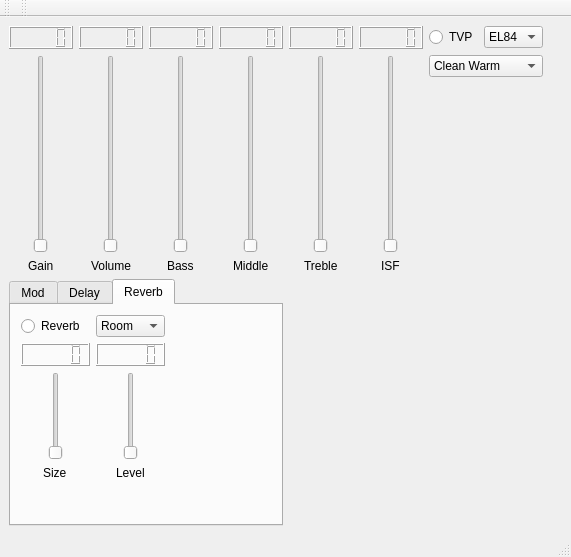
The window that outsider.ui (jonathanunderwood/outsider) describes before a commit, drawn with Qt 5.
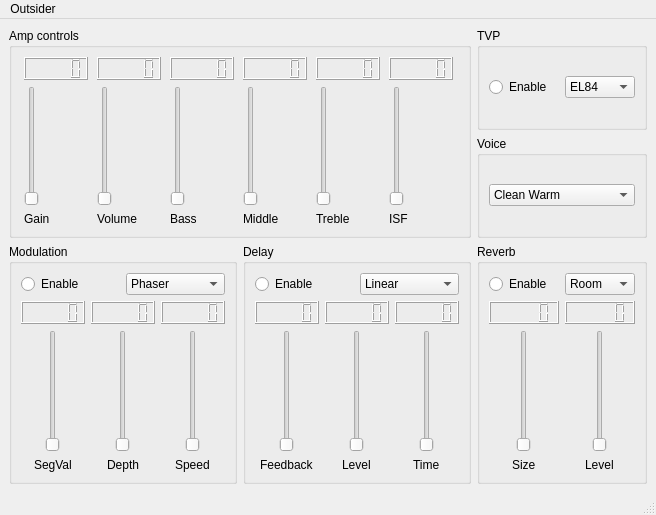
The same window after the commit. The open tabs and pages were chosen to show the change.

Commit message: Re-lauout UI.No longer use tabs for effects, or worry about focus

Patch:
```diff
--- a/outsider.ui
+++ b/outsider.ui
@@ -6,38 +6,346 @@
    <rect>
     <x>0</x>
     <y>0</y>
-    <width>571</width>
-    <height>557</height>
+    <width>656</width>
+    <height>515</height>
    </rect>
   </property>
   <property name="windowTitle">
    <string>MainWindow</string>
   </property>
   <widget class="QWidget" name="centralwidget">
-   <layout class="QGridLayout" name="gridLayout_8">
+   <layout class="QGridLayout" name="gridLayout_10">
+    <item row="0" column="0" rowspan="2" colspan="2">
+     <widget class="QGroupBox" name="groupBox">
+      <property name="title">
+       <string>Amp controls</string>
+      </property>
+      <layout class="QGridLayout" name="gridLayout_7">
+       <item row="0" column="0">
+        <widget class="QLCDNumber" name="gainLcdNumber">
+         <property name="maximumSize">
+          <size>
+           <width>16777215</width>
+           <height>16777215</height>
+          </size>
+         </property>
+        </widget>
+       </item>
+       <item row="0" column="1">
+        <widget class="QLCDNumber" name="volumeLcdNumber">
+         <property name="maximumSize">
+          <size>
+           <width>16777215</width>
+           <height>16777215</height>
+          </size>
+         </property>
+        </widget>
+       </item>
+       <item row="0" column="2">
+        <widget class="QLCDNumber" name="bassLcdNumber">
+         <property name="maximumSize">
+          <size>
+           <width>16777215</width>
+           <height>16777215</height>
+          </size>
+         </property>
+        </widget>
+       </item>
+       <item row="0" column="3">
+        <widget class="QLCDNumber" name="middleLcdNumber">
+         <property name="maximumSize">
+          <size>
+           <width>16777215</width>
+           <height>16777215</height>
+          </size>
+         </property>
+        </widget>
+       </item>
+       <item row="0" column="4">
+        <widget class="QLCDNumber" name="trebleLcdNumber">
+         <property name="maximumSize">
+          <size>
+           <width>16777215</width>
+           <height>16777215</height>
+          </size>
+         </property>
+        </widget>
+       </item>
+       <item row="0" column="5">
+        <widget class="QLCDNumber" name="isfLcdNumber">
+         <property name="maximumSize">
+          <size>
+           <width>16777215</width>
+           <height>16777215</height>
+          </size>
+         </property>
+        </widget>
+       </item>
     <item row="1" column="0">
-     <widget class="QTabWidget" name="effectsTabWidget">
+        <widget class="QSlider" name="gainSlider">
+         <property name="minimumSize">
+          <size>
+           <width>0</width>
+           <height>120</height>
+          </size>
+         </property>
+         <property name="maximum">
+          <number>127</number>
+         </property>
+         <property name="orientation">
+          <enum>Qt::Vertical</enum>
+         </property>
+        </widget>
+       </item>
+       <item row="1" column="1">
+        <widget class="QSlider" name="volumeSlider">
+         <property name="minimumSize">
+          <size>
+           <width>0</width>
+           <height>120</height>
+          </size>
+         </property>
+         <property name="maximum">
+          <number>127</number>
+         </property>
+         <property name="orientation">
+          <enum>Qt::Vertical</enum>
+         </property>
+        </widget>
+       </item>
+       <item row="1" column="2">
+        <widget class="QSlider" name="bassSlider">
+         <property name="minimumSize">
+          <size>
+           <width>0</width>
+           <height>120</height>
+          </size>
+         </property>
+         <property name="maximum">
+          <number>127</number>
+         </property>
+         <property name="orientation">
+          <enum>Qt::Vertical</enum>
+         </property>
+        </widget>
+       </item>
+       <item row="1" column="3">
+        <widget class="QSlider" name="middleSlider">
+         <property name="minimumSize">
+          <size>
+           <width>0</width>
+           <height>120</height>
+          </size>
+         </property>
+         <property name="maximum">
+          <number>127</number>
+         </property>
+         <property name="orientation">
+          <enum>Qt::Vertical</enum>
+         </property>
+        </widget>
+       </item>
+       <item row="1" column="4">
+        <widget class="QSlider" name="trebleSlider">
+         <property name="minimumSize">
+          <size>
+           <width>0</width>
+           <height>120</height>
+          </size>
+         </property>
+         <property name="maximum">
+          <number>127</number>
+         </property>
+         <property name="orientation">
+          <enum>Qt::Vertical</enum>
+         </property>
+        </widget>
+       </item>
+       <item row="1" column="5">
+        <widget class="QSlider" name="isfSlider">
+         <property name="minimumSize">
+          <size>
+           <width>0</width>
+           <height>120</height>
+          </size>
+         </property>
+         <property name="maximum">
+          <number>127</number>
+         </property>
+         <property name="orientation">
+          <enum>Qt::Vertical</enum>
+         </property>
+        </widget>
+       </item>
+       <item row="2" column="0">
+        <widget class="QLabel" name="label_2">
+         <property name="text">
+          <string>Gain</string>
+         </property>
+        </widget>
+       </item>
+       <item row="2" column="1">
+        <widget class="QLabel" name="label">
+         <property name="text">
+          <string>Volume</string>
+         </property>
+        </widget>
+       </item>
+       <item row="2" column="2">
+        <widget class="QLabel" name="label_3">
+         <property name="text">
+          <string>Bass</string>
+         </property>
+        </widget>
+       </item>
+       <item row="2" column="3">
+        <widget class="QLabel" name="label_4">
+         <property name="text">
+          <string>Middle</string>
+         </property>
+        </widget>
+       </item>
+       <item row="2" column="4">
+        <widget class="QLabel" name="label_6">
+         <property name="text">
+          <string>Treble</string>
+         </property>
+        </widget>
+       </item>
+       <item row="2" column="5">
+        <widget class="QLabel" name="label_7">
+         <property name="text">
+          <string>ISF</string>
+         </property>
+        </widget>
+       </item>
+      </layout>
+      <zorder>gainLcdNumber</zorder>
+      <zorder>label_6</zorder>
+      <zorder>volumeSlider</zorder>
+      <zorder>label_7</zorder>
+      <zorder>volumeLcdNumber</zorder>
+      <zorder>bassSlider</zorder>
+      <zorder>trebleLcdNumber</zorder>
+      <zorder>label_3</zorder>
+      <zorder>gainSlider</zorder>
+      <zorder>isfLcdNumber</zorder>
+      <zorder>middleSlider</zorder>
+      <zorder>trebleSlider</zorder>
+      <zorder>bassLcdNumber</zorder>
+      <zorder>isfSlider</zorder>
+      <zorder>middleLcdNumber</zorder>
+      <zorder>label_4</zorder>
+      <zorder>label</zorder>
+      <zorder>label_2</zorder>
+     </widget>
+    </item>
+    <item row="0" column="2">
+     <widget class="QGroupBox" name="groupBox_6">
+      <property name="title">
+       <string>TVP</string>
+      </property>
+      <layout class="QGridLayout" name="gridLayout_9">
+       <item row="0" column="0">
+        <widget class="QRadioButton" name="TVPRadioButton">
+         <property name="text">
+          <string>Enable</string>
+         </property>
+        </widget>
+       </item>
+       <item row="0" column="1">
+        <widget class="QComboBox" name="TVPComboBox">
       <property name="currentIndex">
        <number>0</number>
       </property>
-      <widget class="QWidget" name="tab">
-       <attribute name="title">
-        <string>Mod</string>
-       </attribute>
-       <widget class="QWidget" name="layoutWidget">
-        <property name="geometry">
-         <rect>
-          <x>10</x>
-          <y>10</y>
-          <width>208</width>
-          <height>165</height>
-         </rect>
+         <item>
+          <property name="text">
+           <string>EL84</string>
+          </property>
+         </item>
+         <item>
+          <property name="text">
+           <string>6V6</string>
+          </property>
+         </item>
+         <item>
+          <property name="text">
+           <string>EL34</string>
+          </property>
+         </item>
+         <item>
+          <property name="text">
+           <string>KT66</string>
+          </property>
+         </item>
+         <item>
+          <property name="text">
+           <string>6L6</string>
+          </property>
+         </item>
+         <item>
+          <property name="text">
+           <string>KT88</string>
+          </property>
+         </item>
+        </widget>
+       </item>
+      </layout>
+     </widget>
+    </item>
+    <item row="1" column="2">
+     <widget class="QGroupBox" name="groupBox_5">
+      <property name="title">
+       <string>Voice</string>
+      </property>
+      <layout class="QGridLayout" name="gridLayout_8">
+       <item row="0" column="0">
+        <widget class="QComboBox" name="voiceComboBox">
+         <item>
+          <property name="text">
+           <string>Clean Warm</string>
+          </property>
+         </item>
+         <item>
+          <property name="text">
+           <string>Clean Bright</string>
+          </property>
+         </item>
+         <item>
+          <property name="text">
+           <string>Crunch</string>
+          </property>
+         </item>
+         <item>
+          <property name="text">
+           <string>Super Crunch</string>
+          </property>
+         </item>
+         <item>
+          <property name="text">
+           <string>OD1</string>
+          </property>
+         </item>
+         <item>
+          <property name="text">
+           <string>OD2</string>
+          </property>
+         </item>
+        </widget>
+       </item>
+      </layout>
+     </widget>
+    </item>
+    <item row="2" column="0">
+     <widget class="QGroupBox" name="groupBox_2">
+      <property name="title">
+       <string>Modulation</string>
         </property>
         <layout class="QGridLayout" name="gridLayout_2">
          <item row="0" column="0">
           <widget class="QRadioButton" name="modRadioButton">
            <property name="text">
-            <string>Modulation</string>
+          <string>Enable</string>
            </property>
           </widget>
          </item>
@@ -69,6 +377,12 @@
           <layout class="QGridLayout" name="gridLayout">
            <item row="1" column="0" alignment="Qt::AlignHCenter">
             <widget class="QSlider" name="modSegValSlider">
+           <property name="minimumSize">
+            <size>
+             <width>0</width>
+             <height>120</height>
+            </size>
+           </property>
              <property name="maximum">
               <number>31</number>
              </property>
@@ -102,6 +416,12 @@
            </item>
            <item row="1" column="2" alignment="Qt::AlignHCenter">
             <widget class="QSlider" name="modSpeedSlider">
+           <property name="minimumSize">
+            <size>
+             <width>0</width>
+             <height>120</height>
+            </size>
+           </property>
              <property name="maximum">
               <number>127</number>
              </property>
@@ -112,6 +432,12 @@
            </item>
            <item row="1" column="1" alignment="Qt::AlignHCenter">
             <widget class="QSlider" name="modLevelSlider">
+           <property name="minimumSize">
+            <size>
+             <width>0</width>
+             <height>120</height>
+            </size>
+           </property>
              <property name="maximum">
               <number>127</number>
              </property>
@@ -161,25 +487,17 @@
          </item>
         </layout>
        </widget>
-      </widget>
-      <widget class="QWidget" name="tab_2">
-       <attribute name="title">
+    </item>
+    <item row="2" column="1">
+     <widget class="QGroupBox" name="groupBox_3">
+      <property name="title">
         <string>Delay</string>
-       </attribute>
-       <widget class="QWidget" name="layoutWidget">
-        <property name="geometry">
-         <rect>
-          <x>10</x>
-          <y>10</y>
-          <width>208</width>
-          <height>165</height>
-         </rect>
         </property>
         <layout class="QGridLayout" name="gridLayout_4">
          <item row="0" column="0">
           <widget class="QRadioButton" name="delayRadioButton">
            <property name="text">
-            <string>Delay</string>
+          <string>Enable</string>
            </property>
           </widget>
          </item>
@@ -241,6 +559,12 @@
            </item>
            <item row="1" column="0" alignment="Qt::AlignHCenter">
             <widget class="QSlider" name="delayFeedbackSlider">
+           <property name="minimumSize">
+            <size>
+             <width>0</width>
+             <height>120</height>
+            </size>
+           </property>
              <property name="maximum">
               <number>31</number>
              </property>
@@ -251,6 +575,12 @@
            </item>
            <item row="1" column="1" alignment="Qt::AlignHCenter">
             <widget class="QSlider" name="delayLevelSlider">
+           <property name="minimumSize">
+            <size>
+             <width>0</width>
+             <height>120</height>
+            </size>
+           </property>
              <property name="maximum">
               <number>127</number>
              </property>
@@ -297,25 +627,17 @@
          </item>
         </layout>
        </widget>
-      </widget>
-      <widget class="QWidget" name="tab_3">
-       <attribute name="title">
+    </item>
+    <item row="2" column="2">
+     <widget class="QGroupBox" name="groupBox_4">
+      <property name="title">
         <string>Reverb</string>
-       </attribute>
-       <widget class="QWidget" name="layoutWidget">
-        <property name="geometry">
-         <rect>
-          <x>10</x>
-          <y>10</y>
-          <width>144</width>
-          <height>165</height>
-         </rect>
         </property>
         <layout class="QGridLayout" name="gridLayout_6">
          <item row="0" column="0">
           <widget class="QRadioButton" name="reverbRadioButton">
            <property name="text">
-            <string>Reverb</string>
+          <string>Enable</string>
            </property>
           </widget>
          </item>
@@ -367,6 +689,12 @@
            </item>
            <item row="1" column="0" alignment="Qt::AlignHCenter">
             <widget class="QSlider" name="reverbSizeSlider">
+           <property name="minimumSize">
+            <size>
+             <width>0</width>
+             <height>120</height>
+            </size>
+           </property>
              <property name="maximum">
               <number>31</number>
              </property>
@@ -377,6 +705,12 @@
            </item>
            <item row="1" column="1" alignment="Qt::AlignHCenter">
             <widget class="QSlider" name="reverbLevelSlider">
+           <property name="minimumSize">
+            <size>
+             <width>0</width>
+             <height>120</height>
+            </size>
+           </property>
              <property name="maximum">
               <number>127</number>
              </property>
@@ -402,315 +736,35 @@
           </layout>
          </item>
         </layout>
-       </widget>
-      </widget>
-     </widget>
+      <zorder>reverbComboBox</zorder>
+      <zorder>reverbRadioButton</zorder>
+     </widget>
     </item>
-    <item row="1" column="1">
-     <spacer name="horizontalSpacer">
-      <property name="orientation">
-       <enum>Qt::Horizontal</enum>
-      </property>
-      <property name="sizeHint" stdset="0">
-       <size>
-        <width>270</width>
-        <height>20</height>
-       </size>
-      </property>
-     </spacer>
-    </item>
-    <item row="0" column="0" colspan="2">
-     <layout class="QGridLayout" name="gridLayout_7">
-      <item row="2" column="6" alignment="Qt::AlignHCenter">
-       <widget class="QLabel" name="label_7">
-        <property name="text">
-         <string>ISF</string>
-        </property>
-       </widget>
-      </item>
-      <item row="1" column="1" alignment="Qt::AlignHCenter">
-       <widget class="QSlider" name="volumeSlider">
-        <property name="maximum">
-         <number>127</number>
-        </property>
-        <property name="orientation">
-         <enum>Qt::Vertical</enum>
-        </property>
-       </widget>
-      </item>
-      <item row="2" column="3" alignment="Qt::AlignHCenter">
-       <widget class="QLabel" name="label_3">
-        <property name="text">
-         <string>Bass</string>
-        </property>
-       </widget>
-      </item>
-      <item row="2" column="4" alignment="Qt::AlignHCenter">
-       <widget class="QLabel" name="label_4">
-        <property name="text">
-         <string>Middle</string>
-        </property>
-       </widget>
-      </item>
-      <item row="0" column="4">
-       <widget class="QLCDNumber" name="middleLcdNumber">
-        <property name="maximumSize">
-         <size>
-          <width>16777215</width>
-          <height>16777215</height>
-         </size>
-        </property>
-       </widget>
-      </item>
-      <item row="0" column="5">
-       <widget class="QLCDNumber" name="trebleLcdNumber">
-        <property name="maximumSize">
-         <size>
-          <width>16777215</width>
-          <height>16777215</height>
-         </size>
-        </property>
-       </widget>
-      </item>
-      <item row="1" column="4" alignment="Qt::AlignHCenter">
-       <widget class="QSlider" name="middleSlider">
-        <property name="maximum">
-         <number>127</number>
-        </property>
-        <property name="orientation">
-         <enum>Qt::Vertical</enum>
-        </property>
-       </widget>
-      </item>
-      <item row="1" column="3" alignment="Qt::AlignHCenter">
-       <widget class="QSlider" name="bassSlider">
-        <property name="maximum">
-         <number>127</number>
-        </property>
-        <property name="orientation">
-         <enum>Qt::Vertical</enum>
-        </property>
-       </widget>
-      </item>
-      <item row="1" column="5" alignment="Qt::AlignHCenter">
-       <widget class="QSlider" name="trebleSlider">
-        <property name="maximum">
-         <number>127</number>
-        </property>
-        <property name="orientation">
-         <enum>Qt::Vertical</enum>
-        </property>
-       </widget>
-      </item>
-      <item row="1" column="7" colspan="2" alignment="Qt::AlignTop">
-       <widget class="QComboBox" name="voiceComboBox">
-        <item>
-         <property name="text">
-          <string>Clean Warm</string>
-         </property>
-        </item>
-        <item>
-         <property name="text">
-          <string>Clean Bright</string>
-         </property>
-        </item>
-        <item>
-         <property name="text">
-          <string>Crunch</string>
-         </property>
-        </item>
-        <item>
-         <property name="text">
-          <string>Super Crunch</string>
-         </property>
-        </item>
-        <item>
-         <property name="text">
-          <string>OD1</string>
-         </property>
-        </item>
-        <item>
-         <property name="text">
-          <string>OD2</string>
-         </property>
-        </item>
-       </widget>
-      </item>
-      <item row="0" column="7">
-       <widget class="QRadioButton" name="TVPRadioButton">
-        <property name="text">
-         <string>TVP</string>
-        </property>
-       </widget>
-      </item>
-      <item row="0" column="6">
-       <widget class="QLCDNumber" name="isfLcdNumber">
-        <property name="maximumSize">
-         <size>
-          <width>16777215</width>
-          <height>16777215</height>
-         </size>
-        </property>
-       </widget>
-      </item>
-      <item row="1" column="6" alignment="Qt::AlignHCenter">
-       <widget class="QSlider" name="isfSlider">
-        <property name="maximum">
-         <number>127</number>
-        </property>
-        <property name="orientation">
-         <enum>Qt::Vertical</enum>
-        </property>
-       </widget>
-      </item>
-      <item row="0" column="1">
-       <widget class="QLCDNumber" name="volumeLcdNumber">
-        <property name="maximumSize">
-         <size>
-          <width>16777215</width>
-          <height>16777215</height>
-         </size>
-        </property>
-       </widget>
-      </item>
-      <item row="2" column="5" alignment="Qt::AlignHCenter">
-       <widget class="QLabel" name="label_6">
-        <property name="text">
-         <string>Treble</string>
-        </property>
-       </widget>
-      </item>
-      <item row="0" column="3">
-       <widget class="QLCDNumber" name="bassLcdNumber">
-        <property name="maximumSize">
-         <size>
-          <width>16777215</width>
-          <height>16777215</height>
-         </size>
-        </property>
-       </widget>
-      </item>
-      <item row="1" column="9">
-       <spacer name="horizontalSpacer_2">
-        <property name="orientation">
-         <enum>Qt::Horizontal</enum>
-        </property>
-        <property name="sizeHint" stdset="0">
-         <size>
-          <width>13</width>
-          <height>184</height>
-         </size>
-        </property>
-       </spacer>
-      </item>
-      <item row="0" column="8">
-       <widget class="QComboBox" name="TVPComboBox">
-        <property name="currentIndex">
-         <number>0</number>
-        </property>
-        <item>
-         <property name="text">
-          <string>EL84</string>
-         </property>
-        </item>
-        <item>
-         <property name="text">
-          <string>6V6</string>
-         </property>
-        </item>
-        <item>
-         <property name="text">
-          <string>EL34</string>
-         </property>
-        </item>
-        <item>
-         <property name="text">
-          <string>KT66</string>
-         </property>
-        </item>
-        <item>
-         <property name="text">
-          <string>6L6</string>
-         </property>
-        </item>
-        <item>
-         <property name="text">
-          <string>KT88</string>
-         </property>
-        </item>
-       </widget>
-      </item>
-      <item row="1" column="0" alignment="Qt::AlignHCenter">
-       <widget class="QSlider" name="gainSlider">
-        <property name="maximum">
-         <number>127</number>
-        </property>
-        <property name="orientation">
-         <enum>Qt::Vertical</enum>
-        </property>
-       </widget>
-      </item>
-      <item row="2" column="1" alignment="Qt::AlignHCenter">
-       <widget class="QLabel" name="label">
-        <property name="text">
-         <string>Volume</string>
-        </property>
-       </widget>
-      </item>
-      <item row="2" column="0" alignment="Qt::AlignHCenter">
-       <widget class="QLabel" name="label_2">
-        <property name="text">
-         <string>Gain</string>
-        </property>
-       </widget>
-      </item>
-      <item row="0" column="0">
-       <widget class="QLCDNumber" name="gainLcdNumber">
-        <property name="maximumSize">
-         <size>
-          <width>16777215</width>
-          <height>16777215</height>
-         </size>
-        </property>
-       </widget>
-      </item>
-     </layout>
-    </item>
-   </layout>
+   </layout>
+   <zorder>groupBox_2</zorder>
+   <zorder>groupBox_3</zorder>
+   <zorder>groupBox_4</zorder>
+   <zorder>groupBox</zorder>
+   <zorder>groupBox_5</zorder>
+   <zorder>groupBox_6</zorder>
   </widget>
   <widget class="QMenuBar" name="menubar">
    <property name="geometry">
     <rect>
      <x>0</x>
      <y>0</y>
-     <width>571</width>
+     <width>656</width>
      <height>19</height>
     </rect>
    </property>
+   <widget class="QMenu" name="menuOutsider">
+    <property name="title">
+     <string>Outsider</string>
+    </property>
+   </widget>
+   <addaction name="menuOutsider"/>
   </widget>
   <widget class="QStatusBar" name="statusbar"/>
-  <widget class="QToolBar" name="toolBar">
-   <property name="windowTitle">
-    <string>toolBar</string>
-   </property>
-   <attribute name="toolBarArea">
-    <enum>TopToolBarArea</enum>
-   </attribute>
-   <attribute name="toolBarBreak">
-    <bool>false</bool>
-   </attribute>
-  </widget>
-  <widget class="QToolBar" name="toolBar_2">
-   <property name="windowTitle">
-    <string>toolBar_2</string>
-   </property>
-   <attribute name="toolBarArea">
-    <enum>TopToolBarArea</enum>
-   </attribute>
-   <attribute name="toolBarBreak">
-    <bool>false</bool>
-   </attribute>
-  </widget>
  </widget>
  <resources/>
  <connections>
```
Left out of the diff: 226 changed lines with no effect on the pictures. Lines whose indentation alone changed are shown as unchanged. The commit also changes 1 other file.
